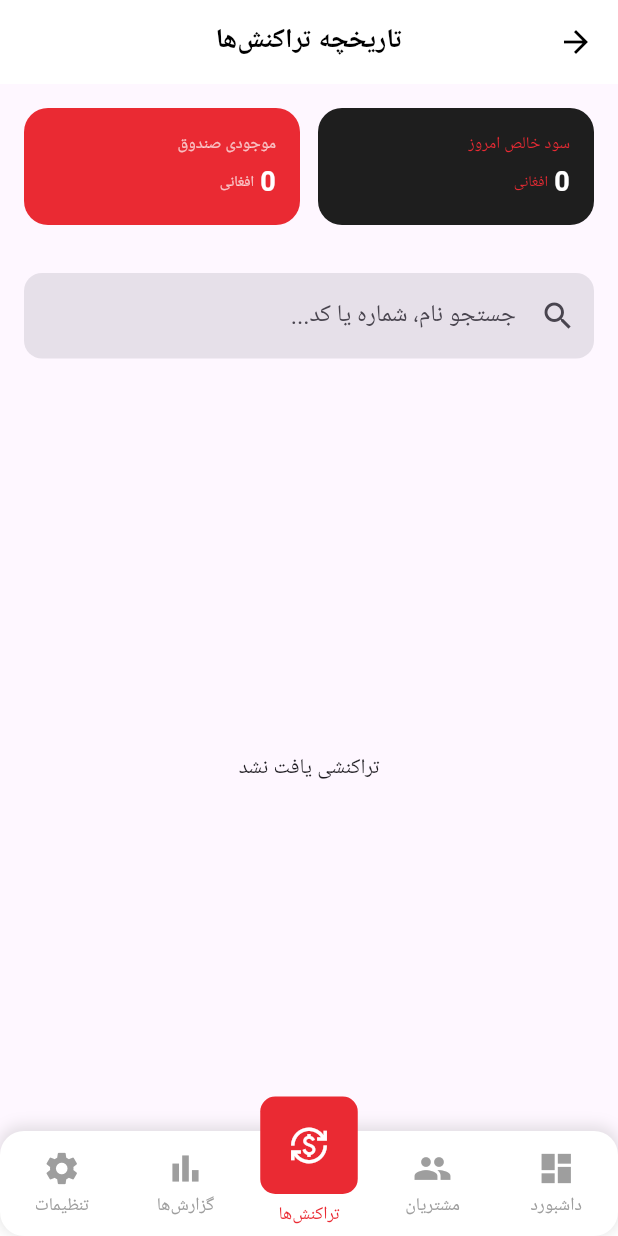
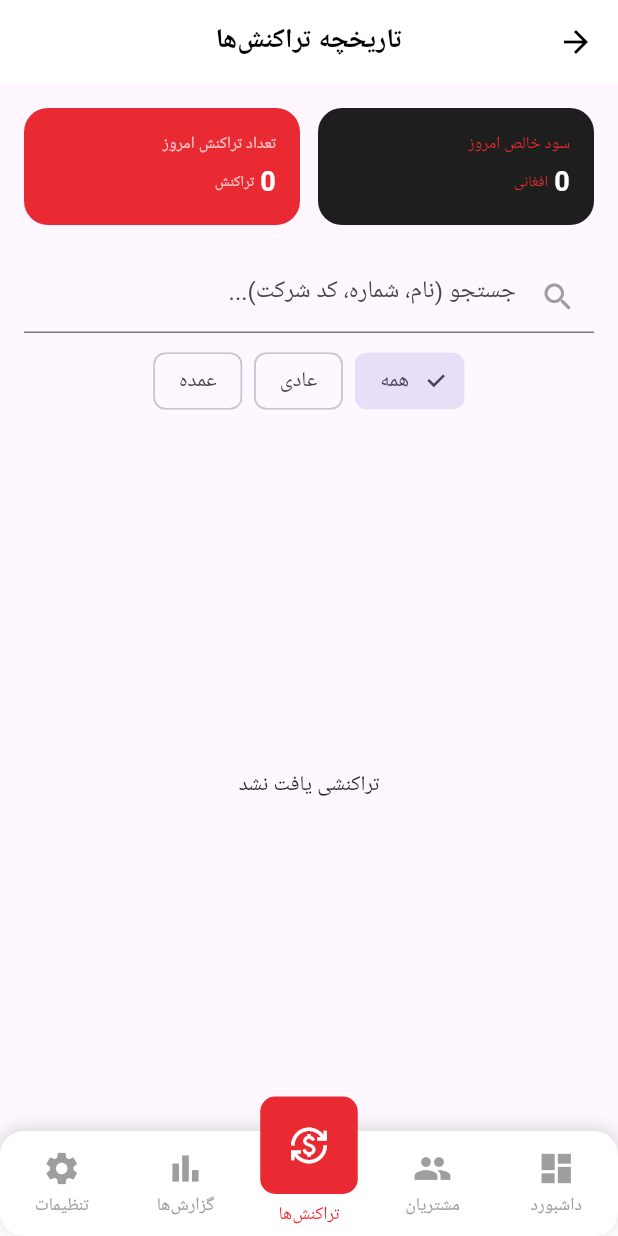
Before and after one commit to SaboorSabzevari/top_up_shops, a Flutter app: the screen it shows once a user with an empty profile is signed in, item 3 of the bottom bar chosen, on a phone screen of 412 x 824 dp. Run offline on Flutter 3.47's test engine with Material 3 defaults, Android fonts, the phone set to English and light mode, and no system bars; drawn by our look-alikes of persistent_bottom_nav_bar; our stand-ins replace firebase_auth, firebase_core, flutter_contacts, flutter_image_compress, flutter_riverpod, image_picker and 3 more; accounts and stored records are empty.

Commit message:
Today profit and total transaction added

```diff
--- a/lib/src/presentation/screens/dashboard/send_credit/send_credit_screen.dart
+++ b/lib/src/presentation/screens/dashboard/send_credit/send_credit_screen.dart
@@ -5,6 +5,7 @@ import 'package:url_launcher/url_launcher.dart';
 
 import '../../../../data/local/app_database.dart';
 import '../../../../providers/app_providers.dart';
+import '../../../../providers/transaction_provider.dart';
 import '../../../../utils/colors.dart';
 import '../../../theme/colors.dart';
 import '../../customer/add_customer.dart';
@@ -269,6 +270,9 @@ class _DigitalTopupSalePageState extends ConsumerState<DigitalTopupSalePage> {
 
       if (mounted) {
         _showSuccessDialog(receivedAmount, profit, finalCode);
+        ref.invalidate(transactionsProvider);
+        ref.invalidate(todayProfitProvider);
+        ref.invalidate(todayCountProvider);
         amountCtrl.clear();
       }
 
--- a/lib/src/presentation/screens/transactions/transaction_screen.dart
+++ b/lib/src/presentation/screens/transactions/transaction_screen.dart
@@ -189,11 +189,6 @@ import 'package:flutter_riverpod/flutter_riverpod.dart';
 import 'package:top_up_shops/src/presentation/theme/colors.dart';
 import '../../../domain/entity/transaction.dart'; // آدرس مدل تراکنش شما
 import '../../../providers/transaction_provider.dart'; // آدرس پرووایدرهای شما
-import 'package:flutter/material.dart';
-import 'package:flutter_riverpod/flutter_riverpod.dart';
-// import 'package:top_up_shops/src/presentation/theme/colors.dart'; // اگر این فایل وجود دارد، آنکامنت کنید
-import '../../../domain/entity/transaction.dart';
-import '../../../providers/transaction_provider.dart';
 import 'package:intl/intl.dart' as intl; // برای فرمت تاریخ
 
 // تعریف رنگ‌ها در صورت عدم دسترسی به فایل colors.dart
@@ -205,11 +200,9 @@ class TransactionHistoryPage extends ConsumerWidget {
   @override
   Widget build(BuildContext context, WidgetRef ref) {
     bool isDark = Theme.of(context).brightness == Brightness.dark;
-
-    final transactionsAsync = ref.watch(transactionsProvider);
+    final transactionsAsync = ref.watch(filteredTransactionsProvider);
     final todayProfitAsync = ref.watch(todayProfitProvider);
-    final walletBalanceAsync = ref.watch(walletBalanceProvider);
-    final transactionsAsync1 = ref.watch(filteredTransactionsProvider);
+    final todayCountAsync = ref.watch(todayCountProvider);
     return Directionality(
       textDirection: TextDirection.rtl,
       child: Scaffold(
@@ -224,12 +217,13 @@ class TransactionHistoryPage extends ConsumerWidget {
             'تاریخچه تراکنش‌ها',
             style: TextStyle(color: isDark ? Colors.white : Colors.black, fontWeight: FontWeight.bold, fontSize: 18),
           ),
-          centerTitle: true,
+          centerTitle:  true,
         ),
         body: Column(
           children: [
-            _buildSummaryCards(todayProfitAsync, walletBalanceAsync),
-            _buildSearchBar(ref),
+            _buildSummaryCards(todayProfitAsync, todayCountAsync),
+            _buildSearchBar(ref, isDark),
+            _buildFilterChips(ref, isDark),
 
             Expanded(
               child: transactionsAsync.when(
@@ -256,32 +250,31 @@ class TransactionHistoryPage extends ConsumerWidget {
     );
   }
 
-  Widget _buildSummaryCards(AsyncValue<int> profit, AsyncValue<int> balance) {
+  Widget _buildSummaryCards(AsyncValue<int> profit, AsyncValue<int> count) {
     return Padding(
       padding: const EdgeInsets.all(16.0),
       child: Row(
         children: [
           Expanded(
             child: profit.when(
-              loading: () => _summaryBox("سود خالص امروز", "...", const Color(0xFF1E1E1E), textColor: Colors.white, subTextColor: Colors.red),
-              error: (_, __) => _summaryBox("سود خالص امروز", "خطا", const Color(0xFF1E1E1E), textColor: Colors.white, subTextColor: Colors.red),
-              data: (value) => _summaryBox("سود خالص امروز", value.toString(), const Color(0xFF1E1E1E), textColor: Colors.white, subTextColor: const Color(0xFFEA2A33)),
+              loading: () => _summaryBox("سود خالص امروز", "...", "",const Color(0xFF1E1E1E), textColor: Colors.white, subTextColor: Colors.red),
+              error: (_, __) => _summaryBox("سود خالص امروز", "خطا","", const Color(0xFF1E1E1E), textColor: Colors.white, subTextColor: Colors.red),
+              data: (value) => _summaryBox("سود خالص امروز", value.toString(), "افغانی",const Color(0xFF1E1E1E), textColor: Colors.white, subTextColor: const Color(0xFFEA2A33)),
             ),
           ),
           const SizedBox(width: 12),
           Expanded(
-            child: balance.when(
-              loading: () => _summaryBox("موجودی صندوق", "...", const Color(0xFFEA2A33), textColor: Colors.white, subTextColor: Colors.white70),
-              error: (_, __) => _summaryBox("موجودی صندوق", "خطا", const Color(0xFFEA2A33), textColor: Colors.white, subTextColor: Colors.white70),
-              data: (value) => _summaryBox("موجودی صندوق", value.toString(), const Color(0xFFEA2A33), textColor: Colors.white, subTextColor: Colors.white70),
+            child: count.when(
+              loading: () => _summaryBox("تعداد تراکنش امروز", "...", "",const Color(0xFFEA2A33), textColor: Colors.white, subTextColor: Colors.white70),
+              error: (_, __) => _summaryBox("تعداد تراکنش امروز", "خطا", "",const Color(0xFFEA2A33), textColor: Colors.white, subTextColor: Colors.white70),
+              data: (value) => _summaryBox("تعداد تراکنش امروز", value.toString(), "تراکنش",const Color(0xFFEA2A33), textColor: Colors.white, subTextColor: Colors.white70),
             ),
           ),
         ],
       ),
     );
   }
-
-  Widget _summaryBox(String title, String amount, Color bgColor, {required Color textColor, required Color subTextColor}) {
+  Widget _summaryBox(String title, String amount,String amountType, Color bgColor, {required Color textColor, required Color subTextColor}) {
     return Container(
       padding: const EdgeInsets.all(16),
       decoration: BoxDecoration(color: bgColor, borderRadius: BorderRadius.circular(16)),
@@ -295,7 +288,7 @@ class TransactionHistoryPage extends ConsumerWidget {
               children: [
                 Text(amount, style: TextStyle(color: textColor, fontWeight: FontWeight.bold, fontSize: 18)),
                 const SizedBox(width: 4),
-                Text("افغانی", style: TextStyle(color: subTextColor, fontSize: 10)),
+                Text(amountType, style: TextStyle(color: subTextColor, fontSize: 10)),
               ],
             ),
           )
@@ -488,24 +481,48 @@ class TransactionHistoryPage extends ConsumerWidget {
       ),
     );
   }
-  Widget _buildSearchBar(WidgetRef ref) {
+
+  Widget _buildSearchBar(WidgetRef ref, bool isDark) {
     return Padding(
-      padding: const EdgeInsets.all(16.0),
+      padding: const EdgeInsets.symmetric(horizontal: 16, vertical: 8),
       child: TextField(
-        onChanged: (value) {
-          // آپدیت کردن استیت با هر تغییر در متن
-          ref.read(transactionSearchQueryProvider.notifier).state = value;
-        },
+        onChanged: (value) => ref.read(transactionSearchQueryProvider.notifier).state = value,
         decoration: InputDecoration(
-          hintText: "جستجو نام، شماره یا کد...",
-          prefixIcon: const Icon(Icons.search),
-          filled: true,
-          border: OutlineInputBorder(
-            borderRadius: BorderRadius.circular(12),
-            borderSide: BorderSide.none,
-          ),
+          hintText: "جستجو (نام، شماره، کد شرکت)...",
+          prefixIcon: const Icon(Icons.search, color: Colors.grey),
+          // ... بقیه استایل‌ها
         ),
       ),
     );
   }
+  Widget _buildFilterChips(WidgetRef ref, bool isDark) {
+    final currentType = ref.watch(filterCustomerTypeProvider);
+
+    return SingleChildScrollView(
+      scrollDirection: Axis.horizontal,
+      padding: const EdgeInsets.symmetric(horizontal: 16),
+      child: Row(
+        children: [
+          FilterChip(
+            label: const Text("همه"),
+            selected: currentType == null,
+            onSelected: (_) => ref.read(filterCustomerTypeProvider.notifier).state = null,
+          ),
+          const SizedBox(width: 8),
+          FilterChip(
+            label: const Text("عادی"),
+            selected: currentType == 'normal',
+            onSelected: (_) => ref.read(filterCustomerTypeProvider.notifier).state = 'normal',
+          ),
+          const SizedBox(width: 8),
+          FilterChip(
+            label: const Text("عمده"),
+            selected: currentType == 'bulk',
+            onSelected: (_) => ref.read(filterCustomerTypeProvider.notifier).state = 'bulk',
+          ),
+          // می‌توانید فیلتر تاریخ را هم با یک IconButton و showDatePicker اینجا اضافه کنید
+        ],
+      ),
+    );
+  }
 }
--- a/lib/src/providers/transaction_provider.dart
+++ b/lib/src/providers/transaction_provider.dart
@@ -1,147 +1,68 @@
-// import 'package:flutter_riverpod/flutter_riverpod.dart';
-//
-// import '../data/local/app_database.dart';
-// import '../domain/entity/transaction.dart';
-//
-// // پیشنهادی برای اضافه کردن به لایه Provider جهت سهولت در UI
-// Future<bool> submitTransaction(WidgetRef ref, Map<String, dynamic> formData) async {
-//   // ۱. بررسی اعتبار تراکنش بر اساس نوع مشتری و شرکت (طبق سناریوی شما)
-//   bool isValid = isTransactionValid(
-//     customerType: formData['customer_type'],
-//     selectedCustomerCompanyType: formData['selected_company_type'],
-//     selectedProviderType: formData['provider_type'],
-//   );
-//
-//   if (!isValid) {
-//     // نمایش پیام خطا در UI که نوع شرکت ها یکی نیست
-//     return false;
-//   }
-//
-//   // ۲. ارسال به دیتابیس برای ذخیره دائمی
-//   try {
-//     await DatabaseHelper.instance.addTransaction(formData);
-//     return true; // ذخیره با موفقیت انجام شد
-//   } catch (e) {
-//     return false; // خطای دیتابیس
-//   }
-// }
-// // منطق تطبیق نوع شرکت (Roshan به Roshan)
-// bool isTransactionValid({
-//   required String customerType,
-//   required String? selectedCustomerCompanyType,
-//   required String selectedProviderType,
-// }) {
-//   if (customerType == 'ORDINARY') return true;
-//   return selectedCustomerCompanyType == selectedProviderType;
-// }
-//
-// // سرویس ثبت نهایی
-// final transactionServiceProvider = Provider((ref) => TransactionService());
-//
-// class TransactionService {
-//   Future<String?> processAndSave({
-//     required Map<String, dynamic> customerFullInfo, // اطلاعاتی که از AJAX گرفتی
-//     required dynamic selectedProvider, // پروایدر انتخاب شده
-//     required double amount,
-//     required double discount,
-//     required double paid,
-//     required String method,
-//     String? selectedCompanyTypeForWholesale, // مخصوص مشتری عمده
-//   }) async {
-//
-//     // ۱. بررسی اعتبار نوع شرکت
-//     bool valid = isTransactionValid(
-//       customerType: customerFullInfo['type'],
-//       selectedCustomerCompanyType: selectedCompanyTypeForWholesale,
-//       selectedProviderType: selectedProvider.type,
-//     );
-//
-//     if (!valid) return "نوع شرکت مشتری با پروایدر انتخاب شده همخوانی ندارد!";
-//
-//     // ۲. محاسبات مالی
-//     double total = amount - discount;
-//     double currentRemaining = total - paid;
-//
-//     // ۳. آماده‌سازی تاریخ و زمان
-//     DateTime now = DateTime.now();
-//     String date = "${now.year}-${now.month.toString().padLeft(2,'0')}-${now.day.toString().padLeft(2,'0')}";
-//     String time = "${now.hour}:${now.minute}";
-//
-//     // ۴. تعیین مقصد (شماره یا کد شرکت)
-//     String destination = customerFullInfo['type'] == 'ORDINARY'
-//         ? "شماره پیش‌فرض" // اینجا باید شماره انتخابی از لیست پاس داده شود
-//         : "کد شرکت عمده";
-//
-//     // ۵. ایجاد آبجکت تراکنش
-//     final newTxn = TransactionEntity(
-//       customerId: customerFullInfo['id'],
-//       customerName: customerFullInfo['name'],
-//       customerCode: customerFullInfo['customer_code'],
-//       customerType: customerFullInfo['type'],
-//       providerId: selectedProvider.id,
-//       providerName: selectedProvider.name,
-//       targetDestination: destination,
-//       providerUsedCode: customerFullInfo['type'] == 'ORDINARY' ? selectedProvider.ordinaryCode : selectedProvider.wholesaleCode,
-//       creditAmount: amount,
-//       discount: discount,
-//       totalAmount: total,
-//       paidAmount: paid,
-//       remainingAmount: currentRemaining,
-//       communicationMethod: method,
-//       transactionDate: date,
-//       transactionTime: time,
-//     );
-//
-//     // ۶. ذخیره در دیتابیس
-//     await DatabaseHelper.instance.insertFullTransaction(newTxn);
-//     return null; // یعنی موفقیت‌آمیز بود
-//   }
-// }
-
 import 'package:flutter_riverpod/flutter_riverpod.dart';
 import 'package:flutter_riverpod/legacy.dart';
-
 import '../data/repository/transaction_repository.dart';
 import '../domain/entity/transaction.dart';
 
-final transactionRepositoryProvider =
-Provider((ref) => TransactionRepository());
+// ریپازیتوری
+final transactionRepositoryProvider = Provider((ref) => TransactionRepository());
 
-final transactionsProvider =
-FutureProvider<List<TransactionModel>>((ref) {
+// لیست کل تراکنش‌ها از دیتابیس
+final transactionsProvider = FutureProvider<List<TransactionModel>>((ref) {
   return ref.read(transactionRepositoryProvider).getTransactions();
 });
 
+// سود امروز (خروجی را به double تغییر دادیم برای دقت بیشتر)
 final todayProfitProvider = FutureProvider<int>((ref) {
   return ref.read(transactionRepositoryProvider).todayProfit();
 });
 
-final walletBalanceProvider = FutureProvider<int>((ref) {
-  return ref.read(transactionRepositoryProvider).walletBalance();
+// تعداد تراکنش‌های امروز
+final todayCountProvider = FutureProvider<int>((ref) {
+  return ref.read(transactionRepositoryProvider).todayTransactionsCount();
 });
+
+// وضعیت‌های فیلتر (StateProviders)
 final transactionSearchQueryProvider = StateProvider<String>((ref) => '');
+final filterCustomerTypeProvider = StateProvider<String?>((ref) => null);
+final filterOperatorProvider = StateProvider<String?>((ref) => null);
+final filterDateProvider = StateProvider<DateTime?>((ref) => null);
 
-// پرووایدر بهینه برای فیلتر کردن لیست
+// --- پرووایدر اصلی برای نمایش لیست (این تنها پرووایدر فیلتر است) ---
 final filteredTransactionsProvider = Provider<AsyncValue<List<TransactionModel>>>((ref) {
-  // گوش دادن به لیست اصلی تراکنش‌ها که از دیتابیس می‌آید
   final transactionsAsync = ref.watch(transactionsProvider);
+  final query = ref.watch(transactionSearchQueryProvider).trim().toLowerCase();
+  final customerType = ref.watch(filterCustomerTypeProvider);
+  final operator = ref.watch(filterOperatorProvider);
+  final selectedDate = ref.watch(filterDateProvider);
 
-  // گوش دادن به متن جستجو
-  final query = ref.watch(transactionSearchQueryProvider).trim().toLowerCase();
+  return transactionsAsync.whenData((list) {
+    return list.where((t) {
+      // ۱. فیلتر متنی
+      final matchesQuery = query.isEmpty ||
+          t.customerName.toLowerCase().contains(query) ||
+          t.phoneNumber.contains(query) ||
+          t.companyCode.toLowerCase().contains(query);
 
-  // استفاده از .whenData برای تغییر محتویات بدون خروج از حالت AsyncValue
-  return transactionsAsync.whenData((transactions) {
-    if (query.isEmpty) return transactions;
+      // ۲. فیلتر نوع مشتری
+      final matchesType = customerType == null || t.customerType == customerType;
 
-    // عملیات فیلتر کردن در حافظه (بسیار سریع)
-    return transactions.where((t) {
-      final name = t.customerName.toLowerCase();
-      final phone = t.phoneNumber;
-      final code = t.companyCode.toLowerCase();
+      // ۳. فیلتر اپراتور
+      final matchesOperator = operator == null || t.operator == operator;
 
-      return name.contains(query) ||
-          phone.contains(query) ||
-          code.contains(query);
+      // ۴. فیلتر تاریخ
+      bool matchesDate = true;
+      if (selectedDate != null) {
+        try {
+          final tDate = DateTime.parse(t.createdAt);
+          matchesDate = tDate.year == selectedDate.year &&
+              tDate.month == selectedDate.month &&
+              tDate.day == selectedDate.day;
+        } catch (e) {
+          matchesDate = false;
+        }
+      }
+
+      return matchesQuery && matchesType && matchesOperator && matchesDate;
     }).toList();
   });
 });
```
Also changed, not shown: lib/src/data/local/app_database.dart (+0 -17 lines), lib/src/data/repository/transaction_repository.dart (+12 -10 lines), lib/src/domain/entity/transaction.dart (+7 -17 lines).
